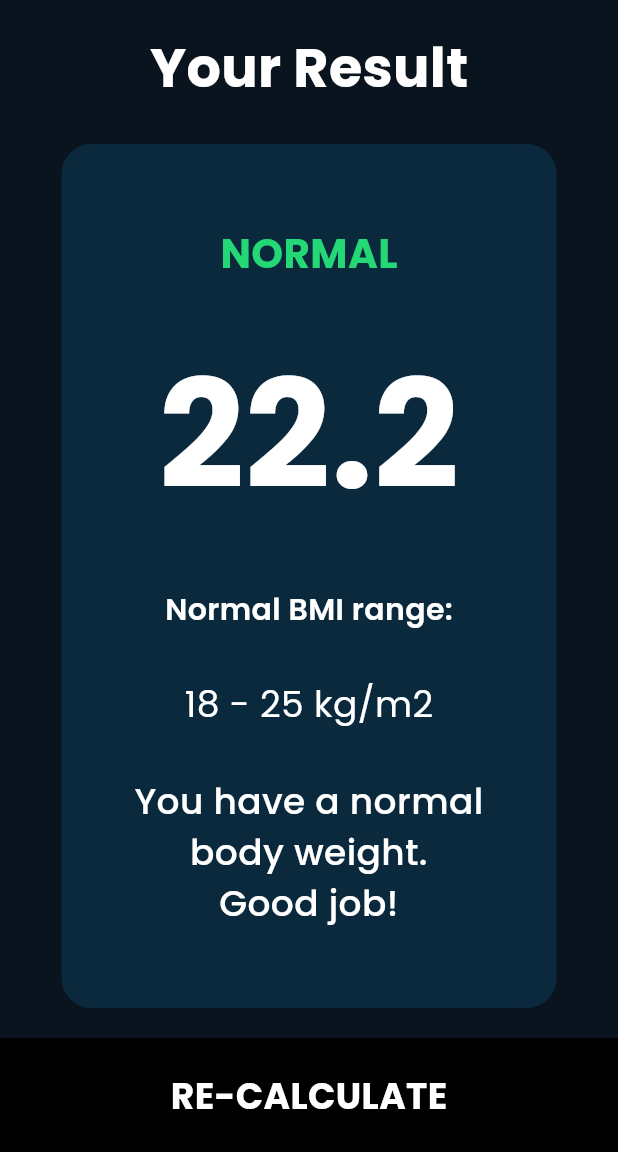
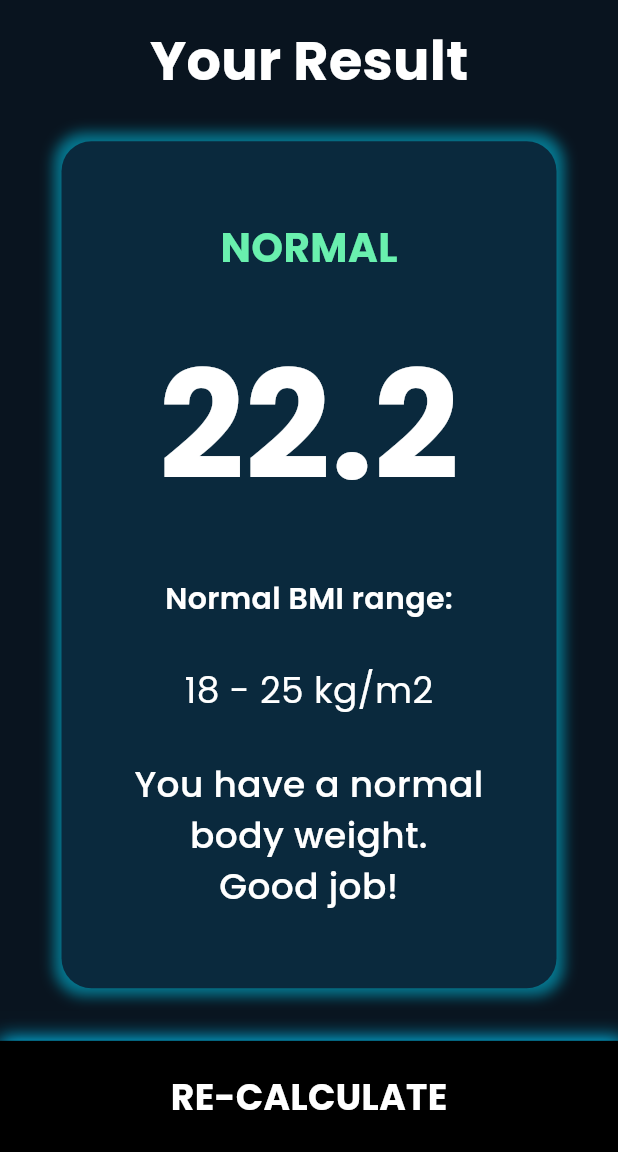
Before and after one commit to Zenalghi/bmi_calculator_app, a Flutter app: the screen it shows after launch, after a tap on "CALCULATE", on a phone screen of 412 x 824 dp, the part 84-1236 px from its top. Run offline on Flutter 3.47's test engine with Material 3 defaults, Android fonts, the phone set to English and light mode, and no system bars.

Commit message:
+ Glow Box

```diff
--- a/lib/formula_calculator.dart
+++ b/lib/formula_calculator.dart
@@ -8,7 +8,6 @@ class CalculateForm {
   final int weight;
   final bool isMale;
   double _bmi = 0;
-  Color _textColor = Color.fromARGB(255, 36, 216, 177);
 
   String resultBMI() {
     _bmi = (weight / pow(height / 100, 2));
@@ -39,6 +38,14 @@ class CalculateForm {
     }
   }
 
+  String normal() {
+    if (isMale) {
+      return '18 - 25 kg/m2';
+    } else {
+      return '17 - 23 kg/m2';
+    }
+  }
+
   String getAdvise() {
     if (isMale) {
       if (_bmi > 25) {
@@ -49,7 +56,7 @@ class CalculateForm {
         return 'You have a lower than normal body weight.\n Try to eat more';
       }
     } else {
-      if (_bmi > 27) {
+      if (_bmi > 23) {
         return 'You have a more than normal body weight.\n Try to do more Exercise';
       } else if (_bmi >= 17 && _bmi <= 23) {
         return 'You have a normal body weight.\nGood job!';
@@ -64,13 +71,13 @@ class CalculateForm {
       if (_bmi >= 25 || _bmi < 18) {
         return Colors.deepOrangeAccent;
       } else {
-        return Color(0xFF24D876);
+        return Colors.greenAccent;
       }
     } else {
-      if (_bmi >= 27 || _bmi < 17) {
+      if (_bmi >= 23 || _bmi < 17) {
         return Colors.deepOrangeAccent;
       } else {
-        return Color(0xFF24D876);
+        return Colors.greenAccent;
       }
     }
   }
--- a/lib/main.dart
+++ b/lib/main.dart
@@ -14,7 +14,7 @@ class BMI_Calculator_Apps extends StatelessWidget {
     return MaterialApp(
       debugShowCheckedModeBanner: false,
       theme: ThemeData(fontFamily: 'Poppins'),
-      home: Home(),
+      home: const Home(),
     );
   }
 }
--- a/lib/screens/home_page.dart
+++ b/lib/screens/home_page.dart
@@ -1,11 +1,13 @@
-import 'package:bmi_calculator_app/formula_calculator.dart';
 import 'package:flutter/material.dart';
-import 'package:bmi_calculator_app/screens/result_page.dart';
-import 'package:bmi_calculator_app/widgets/weight_selection.dart';
 import 'package:bmi_calculator_app/widgets/gender_selection.dart';
 import 'package:bmi_calculator_app/widgets/height_selection.dart';
+import 'package:bmi_calculator_app/widgets/weight_selection.dart';
+import 'package:bmi_calculator_app/formula_calculator.dart';
+import 'package:bmi_calculator_app/screens/result_page.dart';
 
 class Home extends StatefulWidget {
+  const Home({super.key});
+
   @override
   State<Home> createState() => _HomeState();
 }
@@ -46,6 +48,7 @@ class _HomeState extends State<Home> {
           bmi: calc.resultBMI(),
           getClass: calc.getClass(),
           advise: calc.getAdvise(),
+          normal: calc.normal(),
           colortext: calc.colorText(),
         ),
       ),
@@ -56,7 +59,7 @@ class _HomeState extends State<Home> {
   Widget build(BuildContext context) {
     return Scaffold(
       appBar: AppBar(
-        title: Text(
+        title: const Text(
           'BMI Calculator',
           style: TextStyle(
             color: Colors.white,
@@ -71,7 +74,7 @@ class _HomeState extends State<Home> {
       backgroundColor: const Color.fromARGB(255, 9, 20, 31),
       body: Column(
         children: [
-          SizedBox(height: 20),
+          const SizedBox(height: 20),
           Expanded(
             child: Row(
               mainAxisAlignment: MainAxisAlignment.spaceEvenly,
@@ -80,7 +83,7 @@ class _HomeState extends State<Home> {
               ],
             ),
           ),
-          SizedBox(height: 30),
+          const SizedBox(height: 30),
           Expanded(
             child: Column(
               children: [
@@ -88,7 +91,7 @@ class _HomeState extends State<Home> {
               ],
             ),
           ),
-          SizedBox(height: 30),
+          const SizedBox(height: 30),
           Expanded(
             child: Column(
               children: [
@@ -99,11 +102,12 @@ class _HomeState extends State<Home> {
           GestureDetector(
             onTap: calculateBMI,
             child: Container(
-              color: Colors.black,
-              margin: EdgeInsets.only(top: 20),
+              decoration: _GlowBox(),
+              // color: Colors.black,
+              margin: const EdgeInsets.only(top: 20),
               width: double.infinity,
               height: 60,
-              child: Center(
+              child: const Center(
                 child: Text(
                   'CALCULATE',
                   style: TextStyle(
@@ -119,4 +123,18 @@ class _HomeState extends State<Home> {
       ),
     );
   }
+
+  BoxDecoration _GlowBox() {
+    return const BoxDecoration(
+              color: Colors.black,
+              boxShadow:  [
+                BoxShadow(
+                  color: Color.fromARGB(255, 0, 204, 255),
+                  spreadRadius: 2,
+                  blurRadius: 10,
+                  offset: Offset(2, 1),
+                ),
+              ],
+            );
+  }
 }
--- a/lib/screens/result_page.dart
+++ b/lib/screens/result_page.dart
@@ -4,11 +4,14 @@ class ResultPage extends StatelessWidget {
   final String bmi;
   final String getClass;
   final String advise;
+  final String normal;
   final Color colortext;
 
-  ResultPage(
-      {required this.bmi,
+  const ResultPage(
+      {super.key,
+      required this.bmi,
       required this.getClass,
+      required this.normal,
       required this.advise,
       required this.colortext});
 
@@ -16,7 +19,7 @@ class ResultPage extends StatelessWidget {
   Widget build(BuildContext context) {
     return Scaffold(
       appBar: AppBar(
-        title: Text(
+        title: const Text(
           'BMI Calculator',
           style: TextStyle(
             color: Colors.white,
@@ -31,11 +34,12 @@ class ResultPage extends StatelessWidget {
       backgroundColor: const Color.fromARGB(255, 9, 20, 31),
       body: Column(
         mainAxisAlignment: MainAxisAlignment.center,
+        crossAxisAlignment: CrossAxisAlignment.center,
         children: [
           Expanded(
               child: Container(
-            padding: EdgeInsets.all(20),
-            child: Text(
+            padding: const EdgeInsets.all(15),
+            child: const Text(
               'Your Result',
               style: TextStyle(
                 color: Colors.white,
@@ -49,8 +53,16 @@ class ResultPage extends StatelessWidget {
             child: Container(
               width: 330,
               height: 330,
-              padding: EdgeInsets.all(23),
+              padding: const EdgeInsets.all(23),
               decoration: BoxDecoration(
+                boxShadow: [
+                  BoxShadow(
+                    color:
+                        const Color.fromARGB(255, 0, 217, 255).withOpacity(0.5),
+                    spreadRadius: 5,
+                    blurRadius: 7,
+                  ),
+                ],
                 color: const Color.fromARGB(255, 10, 41, 61),
                 borderRadius: BorderRadius.circular(20),
               ),
@@ -67,13 +79,13 @@ class ResultPage extends StatelessWidget {
                   ),
                   Text(
                     bmi,
-                    style: TextStyle(
+                    style: const TextStyle(
                       color: Colors.white,
                       fontSize: 100.0,
                       fontWeight: FontWeight.bold,
                     ),
                   ),
-                  Text(
+                  const Text(
                     'Normal BMI range:',
                     style: TextStyle(
                       color: Colors.white,
@@ -82,8 +94,8 @@ class ResultPage extends StatelessWidget {
                     ),
                   ),
                   Text(
-                    '18 - 25 kg/m2',
-                    style: TextStyle(
+                    normal,
+                    style: const TextStyle(
                       color: Colors.white,
                       fontSize: 24.0,
                       fontWeight: FontWeight.w400,
@@ -92,7 +104,7 @@ class ResultPage extends StatelessWidget {
                   Text(
                     advise,
                     textAlign: TextAlign.center,
-                    style: TextStyle(
+                    style: const TextStyle(
                       color: Colors.white,
                       fontSize: 24.0,
                       fontWeight: FontWeight.w500,
@@ -102,16 +114,26 @@ class ResultPage extends StatelessWidget {
               ),
             ),
           ),
-          // SizedBox(height: 20),
+          SizedBox(height: 15),
           Expanded(
             child: GestureDetector(
               onTap: Navigator.of(context).pop,
               child: Container(
-                color: Colors.black,
-                margin: EdgeInsets.only(top: 20),
+                decoration: BoxDecoration(
+                  color: Colors.black,
+                  boxShadow: [
+                    BoxShadow(
+                      color: Color.fromARGB(255, 0, 204, 255),
+                      spreadRadius: 2,
+                      blurRadius: 10,
+                      offset: Offset(2, 1),
+                    ),
+                  ],
+                ),
+                margin: const EdgeInsets.only(top: 20),
                 width: double.infinity,
                 height: 60,
-                child: Center(
+                child: const Center(
                   child: Text(
                     'RE-CALCULATE',
                     style: TextStyle(
--- a/lib/widgets/gender_selection.dart
+++ b/lib/widgets/gender_selection.dart
@@ -3,8 +3,7 @@ import 'package:flutter/material.dart';
 class PilihGender extends StatefulWidget {
   final Function(bool) onGenderSelected;
 
-  const PilihGender({Key? key, required this.onGenderSelected})
-      : super(key: key);
+  const PilihGender({super.key, required this.onGenderSelected});
 
   @override
   _PilihGenderState createState() => _PilihGenderState();
@@ -26,14 +25,14 @@ class _PilihGenderState extends State<PilihGender> {
       mainAxisAlignment: MainAxisAlignment.center,
       children: [
         GenderCard(
-          icon: Icons.male_outlined,
+          icon: Icons.male_rounded,
           label: 'Male',
           isSelected: isMale,
           onTap: () => selectGender(true),
         ),
         const SizedBox(width: 30),
         GenderCard(
-          icon: Icons.female_outlined,
+          icon: Icons.female_rounded,
           label: 'Female',
           isSelected: !isMale,
           onTap: () => selectGender(false),
@@ -65,6 +64,13 @@ class GenderCard extends StatelessWidget {
         width: 150,
         height: 170,
         decoration: BoxDecoration(
+          boxShadow: [
+            BoxShadow(
+              color: const Color.fromARGB(255, 0, 217, 255).withOpacity(0.5),
+              spreadRadius: 5,
+              blurRadius: 7,
+            ),
+          ],
           color: isSelected
               ? const Color.fromARGB(255, 8, 38, 58)
               : Colors.blueGrey.shade900,
--- a/lib/widgets/height_selection.dart
+++ b/lib/widgets/height_selection.dart
@@ -3,8 +3,7 @@ import 'package:flutter/material.dart';
 class SliderHeight extends StatefulWidget {
   final Function(int) onHeightChanged;
 
-  const SliderHeight({Key? key, required this.onHeightChanged})
-      : super(key: key);
+  const SliderHeight({super.key, required this.onHeightChanged});
 
   @override
   _SliderHeightState createState() => _SliderHeightState();
@@ -22,7 +21,14 @@ class _SliderHeightState extends State<SliderHeight> {
           height: 180,
           padding: const EdgeInsets.all(16.0),
           decoration: BoxDecoration(
-            color: Colors.black87,
+            boxShadow: [
+              BoxShadow(
+                color: const Color.fromARGB(255, 0, 217, 255).withOpacity(0.5),
+                spreadRadius: 5,
+                blurRadius: 7,
+              ),
+            ],
+            color: Colors.black,
             borderRadius: BorderRadius.circular(10),
           ),
           child: Column(
--- a/lib/widgets/weight_selection.dart
+++ b/lib/widgets/weight_selection.dart
@@ -3,8 +3,7 @@ import 'package:flutter/material.dart';
 class PilihWeight extends StatefulWidget {
   final Function(int) onWeightChanged;
 
-  const PilihWeight({Key? key, required this.onWeightChanged})
-      : super(key: key);
+  const PilihWeight({super.key, required this.onWeightChanged});
 
   @override
   _PilihWeightState createState() => _PilihWeightState();
@@ -31,11 +30,18 @@ class _PilihWeightState extends State<PilihWeight> {
 
   @override
   Widget build(BuildContext context) {
+    var boxShadow = BoxShadow(
+      color: const Color.fromARGB(255, 0, 217, 255).withOpacity(0.5),
+      spreadRadius: 5,
+      blurRadius: 7,
+    );
+
     return Container(
       width: 330,
       height: 160,
       // padding: const EdgeInsets.symmetric(vertical: 16.0, horizontal: 24.0),
       decoration: BoxDecoration(
+        boxShadow: [boxShadow],
         borderRadius: BorderRadius.circular(15),
         color: Colors.black,
       ),
@@ -56,7 +62,8 @@ class _PilihWeightState extends State<PilihWeight> {
             children: [
               Container(
                 decoration: BoxDecoration(
-                  color: Colors.white,
+                  boxShadow: [boxShadow],
+                  color: const Color.fromARGB(255, 13, 63, 66),
                   borderRadius: BorderRadius.circular(50),
                 ),
                 child: IconButton(
@@ -80,7 +87,8 @@ class _PilihWeightState extends State<PilihWeight> {
               // const SizedBox(width: 50),
               Container(
                 decoration: BoxDecoration(
-                  color: Colors.white,
+                  boxShadow: [boxShadow],
+                  color: const Color.fromARGB(255, 13, 63, 66),
                   borderRadius: BorderRadius.circular(50),
                 ),
                 child: IconButton(
--- a/pubspec.yaml
+++ b/pubspec.yaml
@@ -60,9 +60,8 @@ flutter:
   uses-material-design: true
 
   # To add assets to your application, add an assets section, like this:
-  # assets:
-  #   - images/a_dot_burr.jpeg
-  #   - images/a_dot_ham.jpeg
+  assets:
+    - assets/
 
   # An image asset can refer to one or more resolution-specific "variants", see
   # https://flutter.dev/to/resolution-aware-images
```
